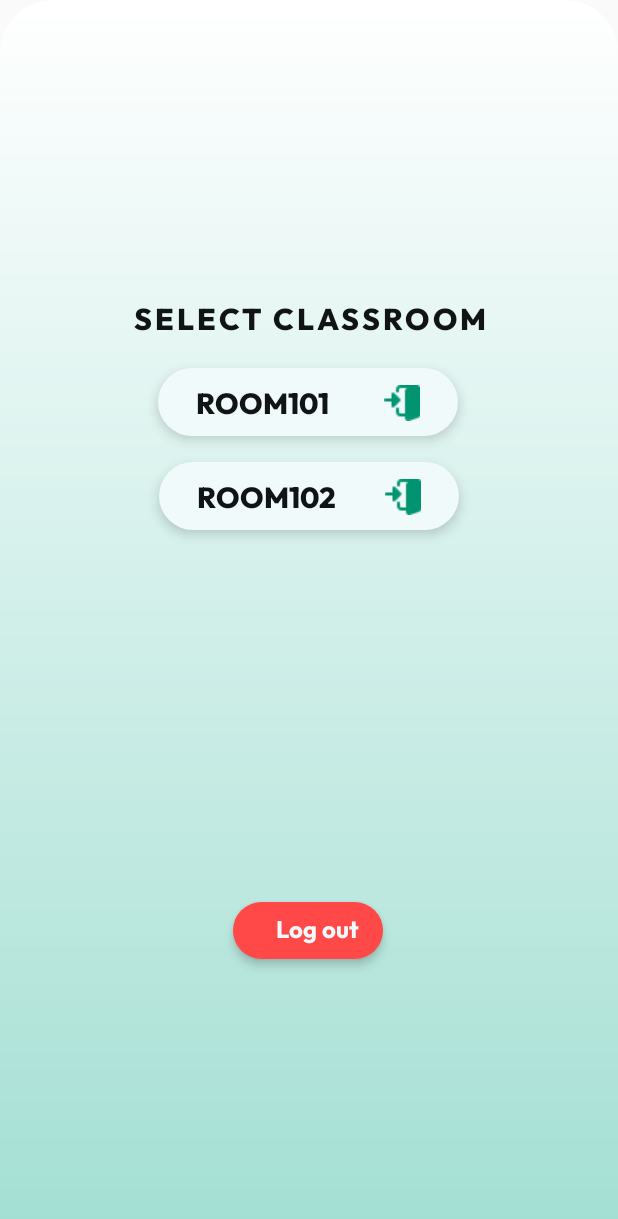
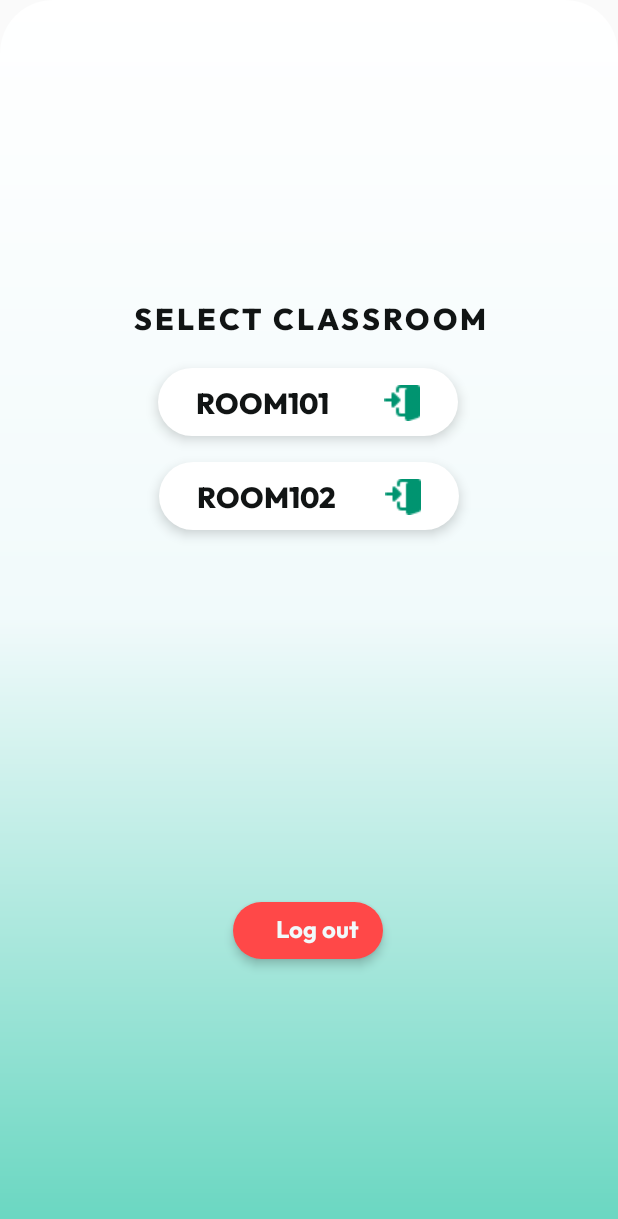
Before and after one commit to s4nm4rkus/OxyMobileApp, an Android app: the activity_select_classroom screen opened directly, with no data from a screen before it, on a phone screen of 412 x 824 dp. Shown: the top 1219 px of the screen. Run offline under Robolectric (Android 15) with nearby library versions, the phone set to English and light mode, and no system bars; our stand-ins replace Firebase (no records; nobody signed in at launch, a user with empty details on screens opened directly).

Commit message:
Sept.15_Fri. 12:27AM(2023) Oxy Development.
Sanitation activity

```diff
--- a/app/src/main/java/com/capstone/oxy/dashboard_room101_home.java
+++ b/app/src/main/java/com/capstone/oxy/dashboard_room101_home.java
@@ -145,7 +145,6 @@ public class dashboard_room101_home extends AppCompatActivity {
             public void onClick(View v) {
                 Intent intent =  new Intent(dashboard_room101_home.this, activity_select_classroom.class);
                 startActivity(intent);
-                finish();
             }
         });
         icClose.setOnClickListener(new View.OnClickListener() {
--- /dev/null
+++ b/app/src/main/res/drawable/ic_info.xml
@@ -0,0 +1,5 @@
+<vector android:height="24dp" android:tint="#FF4848"
+    android:viewportHeight="24" android:viewportWidth="24"
+    android:width="24dp" xmlns:android="http://schemas.android.com/apk/res/android">
+    <path android:fillColor="@android:color/white" android:pathData="M12,2C6.48,2 2,6.48 2,12s4.48,10 10,10 10,-4.48 10,-10S17.52,2 12,2zM13,17h-2v-6h2v6zM13,9h-2L11,7h2v2z"/>
+</vector>
--- /dev/null
+++ b/app/src/main/res/drawable/linear_ripple.xml
@@ -0,0 +1,16 @@
+<?xml version="1.0" encoding="utf-8"?>
+<ripple xmlns:android="http://schemas.android.com/apk/res/android"
+    android:color="@color/oxyblack">
+    <item android:id="@android:id/mask">
+        <shape android:shape="rectangle">
+            <solid android:color="?android:attr/colorControlHighlight" />
+            <corners android:radius="50dp"/>
+        </shape>
+    </item>
+    <item>
+        <shape android:shape="rectangle">
+            <solid android:color="@color/white" />
+            <corners android:radius="50dp"/>
+        </shape>
+    </item>
+</ripple>
--- a/app/src/main/res/drawable/rounded_background.xml
+++ b/app/src/main/res/drawable/rounded_background.xml
@@ -6,7 +6,8 @@
 
     <gradient
         android:startColor="#FFFF"
-        android:endColor="#A3DFD3"
+        android:centerColor="#f1fafb"
+        android:endColor="#67D6C0"
         android:angle="-90"
         android:type="linear"/>
 </shape>
--- a/app/src/main/res/drawable/sanitize_btn_back.xml
+++ b/app/src/main/res/drawable/sanitize_btn_back.xml
@@ -1,7 +1,7 @@
 <?xml version="1.0" encoding="utf-8"?>
 <shape xmlns:android="http://schemas.android.com/apk/res/android">
     <corners android:radius="50dp" />
-    <solid android:color="@color/oxywhite" />
+    <solid android:color="#95F1FAFB" />
     <size android:width="100dp" android:height="25dp">
     </size>
 </shape>
--- a/app/src/main/res/layout/activity_dashboard_room101_home.xml
+++ b/app/src/main/res/layout/activity_dashboard_room101_home.xml
@@ -25,7 +25,6 @@
 
     <ImageButton
         android:id="@+id/switch_room_btn"
-        android:onClick="switch_room_btn"
         android:layout_width="21dp"
         android:layout_height="20dp"
         android:layout_alignParentStart="true"
@@ -36,6 +35,7 @@
         android:contentDescription="Change Room"
         android:elevation="5dp"
         android:gravity="center"
+        android:onClick="switch_room_btn"
         android:scaleType="fitCenter"
         android:src="@drawable/ic_switch_room"
         app:layout_constraintStart_toStartOf="parent"
@@ -190,7 +190,7 @@
         app:layout_constraintEnd_toEndOf="parent"
         app:layout_constraintStart_toStartOf="parent"
         app:layout_constraintTop_toTopOf="parent"
-        app:trackColor="@color/oxywhite"
+        app:trackColor="#5CD1D1D1"
         app:trackThickness="25dp" />
 
     <androidx.cardview.widget.CardView
--- a/app/src/main/res/layout/activity_select_classroom.xml
+++ b/app/src/main/res/layout/activity_select_classroom.xml
@@ -28,7 +28,7 @@
         android:layout_height="wrap_content"
         android:layout_gravity="center_horizontal"
         android:layout_marginTop="20dp"
-        android:background="@drawable/ripple_hover_otherbtn"
+        android:background="@drawable/linear_ripple"
         android:elevation="5dp"
         android:fontFamily="@font/outfitextrabold"
         android:textAllCaps="false"
@@ -52,7 +52,7 @@
         android:layout_height="wrap_content"
         android:layout_gravity="center_horizontal"
         android:layout_marginTop="17dp"
-        android:background="@drawable/ripple_hover_otherbtn"
+        android:background="@drawable/linear_ripple"
         android:elevation="5dp"
         android:fontFamily="@font/outfitextrabold"
         android:paddingStart="25dp"
@@ -60,6 +60,8 @@
         android:paddingBottom="9dp"
         android:paddingEnd="25dp"
         android:drawableEnd="@drawable/ic_enter_room2"
+        android:focusable="true"
+        android:clickable="true"
         android:text="@string/room102"
         android:textColor="@color/oxyblack"
         android:textSize="19sp"
```
Also changed, not shown: app/src/main/AndroidManifest.xml (+7 -0 lines), app/src/main/java/com/capstone/oxy/account_prof_settings_activity.java (+13 -0 lines), app/src/main/java/com/capstone/oxy/activity_start_sanitation.java (added, +14 -0 lines), app/src/main/res/layout/activity_account_prof_settings.xml (+14 -8 lines), app/src/main/res/layout/activity_start_sanitation.xml (added, +144 -0 lines), app/src/main/res/drawable/warnig_brown.png (added), app/src/main/res/drawable/warnig_green.png (added), app/src/main/res/drawable/warnig_orange.png (added), app/src/main/res/drawable/warnig_purple.png (added), app/src/main/res/drawable/warnig_red.png (added), app/src/main/res/drawable/warnig_yellow.png (added), gradle.properties (line endings or trailing spaces).
